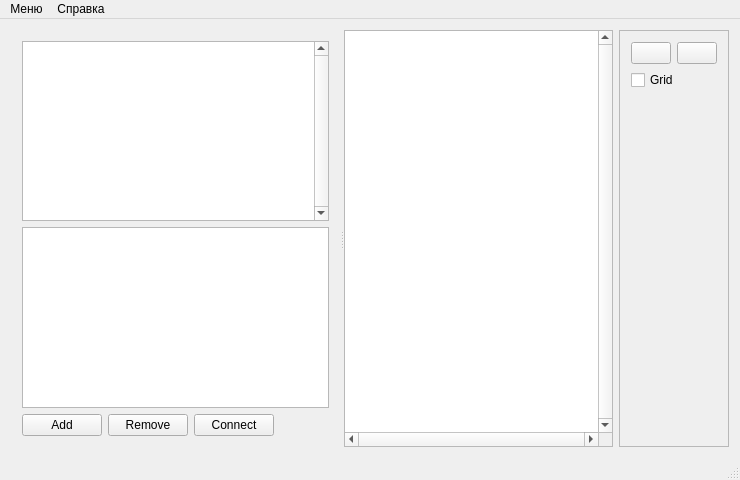
Before: the Qt Designer form mainwindow.ui in kekdck/graph_editor, drawn with Qt 5.
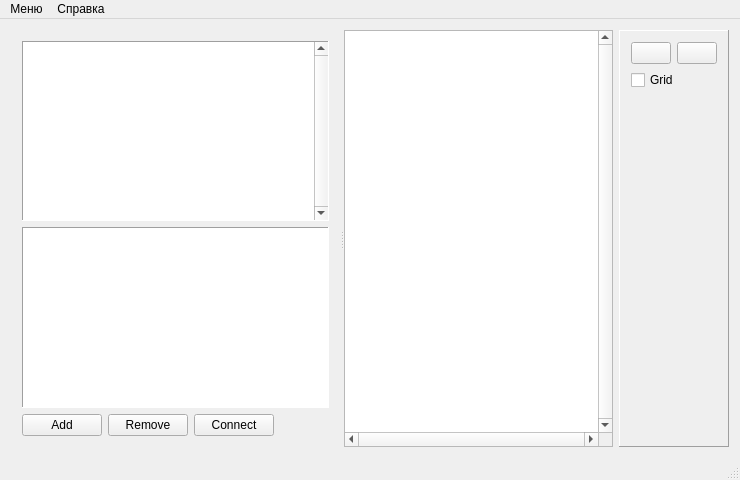
After: the same form once the commit is applied. Icons and pictures are not drawn.

```diff
--- a/mainwindow.ui
+++ b/mainwindow.ui
@@ -30,13 +30,20 @@
             <verstretch>0</verstretch>
            </sizepolicy>
           </property>
+          <property name="frameShape">
+           <enum>QFrame::Panel</enum>
+          </property>
           <property name="verticalScrollBarPolicy">
            <enum>Qt::ScrollBarAlwaysOn</enum>
           </property>
          </widget>
         </item>
         <item>
-         <widget class="QTreeView" name="propTreeView"/>
+         <widget class="QTreeView" name="propTreeView">
+          <property name="frameShape">
+           <enum>QFrame::Panel</enum>
+          </property>
+         </widget>
         </item>
         <item>
          <layout class="QHBoxLayout" name="horizontalLayout">
@@ -115,7 +122,7 @@
     <item>
      <widget class="QFrame" name="frame">
       <property name="frameShape">
-       <enum>QFrame::StyledPanel</enum>
+       <enum>QFrame::Panel</enum>
       </property>
       <property name="frameShadow">
        <enum>QFrame::Raised</enum>
```
Left out of the diff: 5 changed lines with no effect on the pictures.
